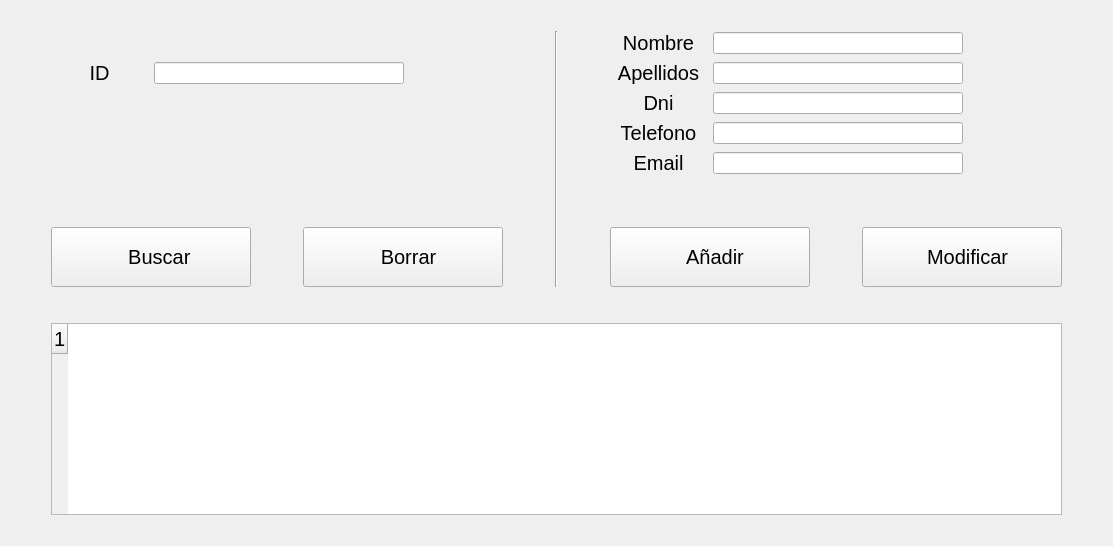
Above: WebSocket_cliente/clienteview.ui from med-ak/proyecto before the change. Below: the same form after it.
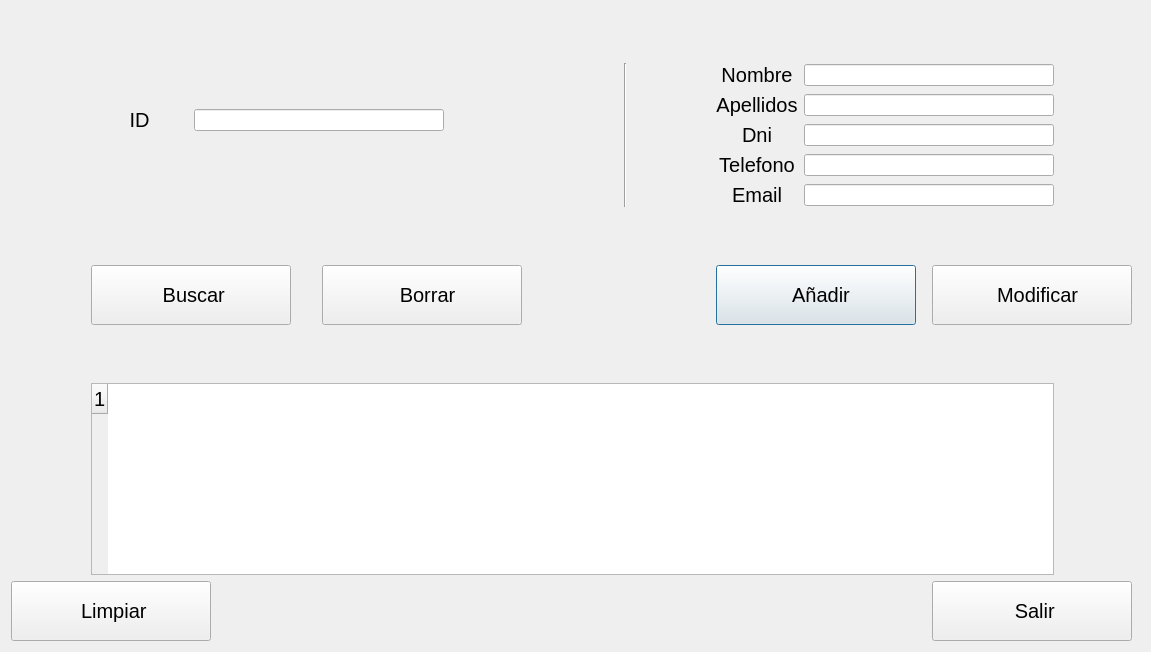
That is the form after the change. Icons and pictures are not drawn.

What changed in the file:
```diff
--- a/WebSocket_cliente/clienteview.ui
+++ b/WebSocket_cliente/clienteview.ui
@@ -1,30 +1,15 @@
 <?xml version="1.0" encoding="UTF-8"?>
 <ui version="4.0">
  <class>ClienteView</class>
- <widget class="QWidget" name="ClienteView">
-  <property name="enabled">
-   <bool>true</bool>
-  </property>
+ <widget class="QDialog" name="ClienteView">
   <property name="geometry">
    <rect>
     <x>0</x>
     <y>0</y>
-    <width>1115</width>
-    <height>594</height>
+    <width>1151</width>
+    <height>652</height>
    </rect>
   </property>
-  <property name="sizePolicy">
-   <sizepolicy hsizetype="Fixed" vsizetype="Fixed">
-    <horstretch>0</horstretch>
-    <verstretch>0</verstretch>
-   </sizepolicy>
-  </property>
-  <property name="maximumSize">
-   <size>
-    <width>1115</width>
-    <height>594</height>
-   </size>
-  </property>
   <property name="windowTitle">
    <string>Cliente</string>
   </property>
@@ -33,10 +18,54 @@
     <normaloff>img/clientes.png</normaloff>img/clientes.png</iconset>
   </property>
   <layout class="QGridLayout" name="gridLayout">
-   <property name="sizeConstraint">
-    <enum>QLayout::SetFixedSize</enum>
-   </property>
-   <item row="1" column="9" colspan="3">
+   <item row="5" column="8">
+    <widget class="QLabel" name="labelEmail">
+     <property name="font">
+      <font>
+       <pointsize>15</pointsize>
+      </font>
+     </property>
+     <property name="text">
+      <string>Email</string>
+     </property>
+     <property name="alignment">
+      <set>Qt::AlignCenter</set>
+     </property>
+    </widget>
+   </item>
+   <item row="4" column="9" colspan="2">
+    <widget class="QLineEdit" name="txt_telefono">
+     <property name="minimumSize">
+      <size>
+       <width>250</width>
+       <height>0</height>
+      </size>
+     </property>
+     <property name="maximumSize">
+      <size>
+       <width>250</width>
+       <height>16777215</height>
+      </size>
+     </property>
+    </widget>
+   </item>
+   <item row="5" column="9" colspan="2">
+    <widget class="QLineEdit" name="txt_email">
+     <property name="minimumSize">
+      <size>
+       <width>250</width>
+       <height>0</height>
+      </size>
+     </property>
+     <property name="maximumSize">
+      <size>
+       <width>250</width>
+       <height>16777215</height>
+      </size>
+     </property>
+    </widget>
+   </item>
+   <item row="1" column="9" colspan="2">
     <widget class="QLineEdit" name="txt_nombre">
      <property name="minimumSize">
       <size>
@@ -52,6 +81,35 @@
      </property>
     </widget>
    </item>
+   <item row="3" column="9" colspan="2">
+    <widget class="QLineEdit" name="txt_dni">
+     <property name="minimumSize">
+      <size>
+       <width>250</width>
+       <height>0</height>
+      </size>
+     </property>
+     <property name="maximumSize">
+      <size>
+       <width>250</width>
+       <height>16777215</height>
+      </size>
+     </property>
+    </widget>
+   </item>
+   <item row="3" column="7">
+    <spacer name="horizontalSpacer_2">
+     <property name="orientation">
+      <enum>Qt::Horizontal</enum>
+     </property>
+     <property name="sizeHint" stdset="0">
+      <size>
+       <width>73</width>
+       <height>20</height>
+      </size>
+     </property>
+    </spacer>
+   </item>
    <item row="2" column="8">
     <widget class="QLabel" name="labelApellidos">
      <property name="font">
@@ -67,169 +125,20 @@
      </property>
     </widget>
    </item>
-   <item row="7" column="3">
-    <spacer name="horizontalSpacer_7">
+   <item row="9" column="0">
+    <spacer name="horizontalSpacer_5">
      <property name="orientation">
       <enum>Qt::Horizontal</enum>
      </property>
      <property name="sizeHint" stdset="0">
       <size>
-       <width>40</width>
+       <width>73</width>
        <height>20</height>
       </size>
      </property>
     </spacer>
    </item>
-   <item row="3" column="9" colspan="3">
-    <widget class="QLineEdit" name="txt_dni">
-     <property name="minimumSize">
-      <size>
-       <width>250</width>
-       <height>0</height>
-      </size>
-     </property>
-     <property name="maximumSize">
-      <size>
-       <width>250</width>
-       <height>16777215</height>
-      </size>
-     </property>
-    </widget>
-   </item>
-   <item row="7" column="1" colspan="2">
-    <widget class="QPushButton" name="ButtonBuscar">
-     <property name="minimumSize">
-      <size>
-       <width>200</width>
-       <height>60</height>
-      </size>
-     </property>
-     <property name="maximumSize">
-      <size>
-       <width>200</width>
-       <height>60</height>
-      </size>
-     </property>
-     <property name="font">
-      <font>
-       <pointsize>15</pointsize>
-      </font>
-     </property>
-     <property name="text">
-      <string>   Buscar</string>
-     </property>
-     <property name="icon">
-      <iconset resource="img/iconos.qrc">
-       <normaloff>:/buscar.png</normaloff>:/buscar.png</iconset>
-     </property>
-     <property name="iconSize">
-      <size>
-       <width>30</width>
-       <height>30</height>
-      </size>
-     </property>
-    </widget>
-   </item>
-   <item row="11" column="7">
-    <spacer name="verticalSpacer_4">
-     <property name="orientation">
-      <enum>Qt::Vertical</enum>
-     </property>
-     <property name="sizeHint" stdset="0">
-      <size>
-       <width>20</width>
-       <height>20</height>
-      </size>
-     </property>
-    </spacer>
-   </item>
-   <item row="3" column="8">
-    <widget class="QLabel" name="labelDni">
-     <property name="font">
-      <font>
-       <pointsize>15</pointsize>
-      </font>
-     </property>
-     <property name="text">
-      <string>Dni</string>
-     </property>
-     <property name="alignment">
-      <set>Qt::AlignCenter</set>
-     </property>
-    </widget>
-   </item>
-   <item row="6" column="9">
-    <spacer name="verticalSpacer_3">
-     <property name="orientation">
-      <enum>Qt::Vertical</enum>
-     </property>
-     <property name="sizeHint" stdset="0">
-      <size>
-       <width>20</width>
-       <height>40</height>
-      </size>
-     </property>
-    </spacer>
-   </item>
-   <item row="1" column="5">
-    <spacer name="horizontalSpacer_3">
-     <property name="orientation">
-      <enum>Qt::Horizontal</enum>
-     </property>
-     <property name="sizeHint" stdset="0">
-      <size>
-       <width>40</width>
-       <height>20</height>
-      </size>
-     </property>
-    </spacer>
-   </item>
-   <item row="4" column="9" colspan="3">
-    <widget class="QLineEdit" name="txt_telefono">
-     <property name="minimumSize">
-      <size>
-       <width>250</width>
-       <height>0</height>
-      </size>
-     </property>
-     <property name="maximumSize">
-      <size>
-       <width>250</width>
-       <height>16777215</height>
-      </size>
-     </property>
-    </widget>
-   </item>
-   <item row="0" column="8">
-    <spacer name="verticalSpacer_2">
-     <property name="orientation">
-      <enum>Qt::Vertical</enum>
-     </property>
-     <property name="sizeHint" stdset="0">
-      <size>
-       <width>20</width>
-       <height>20</height>
-      </size>
-     </property>
-    </spacer>
-   </item>
-   <item row="2" column="9" colspan="3">
-    <widget class="QLineEdit" name="txt_apellidos">
-     <property name="minimumSize">
-      <size>
-       <width>250</width>
-       <height>0</height>
-      </size>
-     </property>
-     <property name="maximumSize">
-      <size>
-       <width>250</width>
-       <height>16777215</height>
-      </size>
-     </property>
-    </widget>
-   </item>
-   <item row="10" column="1" colspan="11">
+   <item row="9" column="1" colspan="10">
     <widget class="QTableWidget" name="tablaCliente">
      <property name="font">
       <font>
@@ -266,141 +175,71 @@
      <row/>
     </widget>
    </item>
-   <item row="1" column="7">
-    <spacer name="horizontalSpacer_4">
-     <property name="orientation">
-      <enum>Qt::Horizontal</enum>
-     </property>
-     <property name="sizeHint" stdset="0">
-      <size>
-       <width>40</width>
-       <height>20</height>
-      </size>
-     </property>
-    </spacer>
-   </item>
-   <item row="1" column="6" rowspan="7">
-    <widget class="Line" name="line">
-     <property name="orientation">
-      <enum>Qt::Vertical</enum>
-     </property>
-    </widget>
-   </item>
-   <item row="7" column="7">
-    <spacer name="horizontalSpacer_6">
-     <property name="orientation">
-      <enum>Qt::Horizontal</enum>
-     </property>
-     <property name="sizeHint" stdset="0">
-      <size>
-       <width>40</width>
-       <height>20</height>
-      </size>
-     </property>
-    </spacer>
-   </item>
-   <item row="1" column="8">
-    <widget class="QLabel" name="labelNombre">
+   <item row="4" column="1">
+    <widget class="QLabel" name="labelinfo">
      <property name="font">
       <font>
-       <pointsize>15</pointsize>
+       <pointsize>14</pointsize>
+       <weight>50</weight>
+       <bold>false</bold>
       </font>
      </property>
      <property name="text">
-      <string>Nombre</string>
+      <string/>
      </property>
      <property name="alignment">
       <set>Qt::AlignCenter</set>
      </property>
     </widget>
    </item>
-   <item row="4" column="8">
-    <widget class="QLabel" name="labelTelefono">
-     <property name="font">
-      <font>
-       <pointsize>15</pointsize>
-      </font>
-     </property>
-     <property name="text">
-      <string>Telefono</string>
-     </property>
-     <property name="alignment">
-      <set>Qt::AlignCenter</set>
-     </property>
-    </widget>
-   </item>
-   <item row="7" column="5">
-    <spacer name="horizontalSpacer_5">
-     <property name="orientation">
-      <enum>Qt::Horizontal</enum>
-     </property>
-     <property name="sizeHint" stdset="0">
-      <size>
-       <width>40</width>
-       <height>20</height>
-      </size>
-     </property>
-    </spacer>
-   </item>
-   <item row="2" column="2" colspan="3">
-    <widget class="QLineEdit" name="txt_id">
-     <property name="minimumSize">
-      <size>
-       <width>250</width>
-       <height>0</height>
-      </size>
-     </property>
-     <property name="maximumSize">
-      <size>
-       <width>250</width>
-       <height>16777215</height>
-      </size>
-     </property>
-    </widget>
-   </item>
-   <item row="7" column="0">
-    <spacer name="horizontalSpacer_2">
-     <property name="orientation">
-      <enum>Qt::Horizontal</enum>
-     </property>
-     <property name="sizeHint" stdset="0">
-      <size>
-       <width>40</width>
-       <height>20</height>
-      </size>
-     </property>
-    </spacer>
-   </item>
-   <item row="7" column="12">
-    <spacer name="horizontalSpacer">
-     <property name="orientation">
-      <enum>Qt::Horizontal</enum>
-     </property>
-     <property name="sizeHint" stdset="0">
-      <size>
-       <width>40</width>
-       <height>20</height>
-      </size>
-     </property>
-    </spacer>
-   </item>
-   <item row="8" column="4">
+   <item row="8" column="3">
     <spacer name="verticalSpacer">
      <property name="orientation">
       <enum>Qt::Vertical</enum>
      </property>
-     <property name="sizeType">
-      <enum>QSizePolicy::Minimum</enum>
-     </property>
      <property name="sizeHint" stdset="0">
       <size>
        <width>20</width>
-       <height>30</height>
+       <height>40</height>
       </size>
      </property>
     </spacer>
    </item>
-   <item row="7" column="11">
+   <item row="7" column="8" colspan="2">
+    <widget class="QPushButton" name="ButtonAnyadir">
+     <property name="minimumSize">
+      <size>
+       <width>200</width>
+       <height>60</height>
+      </size>
+     </property>
+     <property name="maximumSize">
+      <size>
+       <width>200</width>
+       <height>60</height>
+      </size>
+     </property>
+     <property name="font">
+      <font>
+       <pointsize>15</pointsize>
+      </font>
+     </property>
+     <property name="text">
+      <string>  Añadir</string>
+     </property>
+     <property name="icon">
+      <iconset resource="img/iconos.qrc">
+       <normaloff>:/ayadir.png</normaloff>:/ayadir.png</iconset>
+     </property>
+     <property name="iconSize">
+      <size>
+       <width>30</width>
+       <height>30</height>
+      </size>
+     </property>
+    </widget>
+   </item>
+   <item row="7" column="10" colspan="2">
     <widget class="QPushButton" name="ButtonModificar">
      <property name="minimumSize">
       <size>
@@ -434,20 +273,41 @@
      </property>
     </widget>
    </item>
-   <item row="10" column="0">
-    <spacer name="horizontalSpacer_10">
-     <property name="orientation">
-      <enum>Qt::Horizontal</enum>
+   <item row="7" column="1" colspan="2">
+    <widget class="QPushButton" name="ButtonBuscar">
+     <property name="minimumSize">
+      <size>
+       <width>200</width>
+       <height>60</height>
+      </size>
      </property>
-     <property name="sizeHint" stdset="0">
+     <property name="maximumSize">
       <size>
-       <width>40</width>
-       <height>20</height>
+       <width>200</width>
+       <height>60</height>
       </size>
      </property>
-    </spacer>
+     <property name="font">
+      <font>
+       <pointsize>15</pointsize>
+      </font>
+     </property>
+     <property name="text">
+      <string> Buscar</string>
+     </property>
+     <property name="icon">
+      <iconset resource="img/iconos.qrc">
+       <normaloff>:/buscar.png</normaloff>:/buscar.png</iconset>
+     </property>
+     <property name="iconSize">
+      <size>
+       <width>30</width>
+       <height>30</height>
+      </size>
+     </property>
+    </widget>
    </item>
-   <item row="7" column="4">
+   <item row="7" column="3" colspan="3">
     <widget class="QPushButton" name="ButtonBorrar">
      <property name="minimumSize">
       <size>
@@ -481,8 +341,8 @@
      </property>
     </widget>
    </item>
-   <item row="5" column="9" colspan="3">
-    <widget class="QLineEdit" name="txt_email">
+   <item row="2" column="9" colspan="2">
+    <widget class="QLineEdit" name="txt_apellidos">
      <property name="minimumSize">
       <size>
        <width>250</width>
@@ -497,20 +357,7 @@
      </property>
     </widget>
    </item>
-   <item row="10" column="12">
-    <spacer name="horizontalSpacer_9">
-     <property name="orientation">
-      <enum>Qt::Horizontal</enum>
-     </property>
-     <property name="sizeHint" stdset="0">
-      <size>
-       <width>40</width>
-       <height>20</height>
-      </size>
-     </property>
-    </spacer>
-   </item>
-   <item row="2" column="1">
+   <item row="2" column="1" rowspan="2">
     <widget class="QLabel" name="QLabelid">
      <property name="font">
       <font>
@@ -525,8 +372,200 @@
      </property>
     </widget>
    </item>
-   <item row="7" column="10">
-    <spacer name="horizontalSpacer_8">
+   <item row="1" column="5" rowspan="5" colspan="2">
+    <widget class="Line" name="line">
+     <property name="orientation">
+      <enum>Qt::Vertical</enum>
+     </property>
+    </widget>
+   </item>
+   <item row="10" column="0" colspan="3">
+    <widget class="QPushButton" name="pushButtonLimpar">
+     <property name="minimumSize">
+      <size>
+       <width>200</width>
+       <height>60</height>
+      </size>
+     </property>
+     <property name="maximumSize">
+      <size>
+       <width>200</width>
+       <height>60</height>
+      </size>
+     </property>
+     <property name="font">
+      <font>
+       <pointsize>15</pointsize>
+       <weight>50</weight>
+       <bold>false</bold>
+      </font>
+     </property>
+     <property name="text">
+      <string> Limpiar</string>
+     </property>
+     <property name="icon">
+      <iconset resource="img/iconos.qrc">
+       <normaloff>:/limpiar.png</normaloff>:/limpiar.png</iconset>
+     </property>
+     <property name="iconSize">
+      <size>
+       <width>30</width>
+       <height>30</height>
+      </size>
+     </property>
+    </widget>
+   </item>
+   <item row="3" column="11" colspan="2">
+    <spacer name="horizontalSpacer_3">
+     <property name="orientation">
+      <enum>Qt::Horizontal</enum>
+     </property>
+     <property name="sizeHint" stdset="0">
+      <size>
+       <width>79</width>
+       <height>20</height>
+      </size>
+     </property>
+    </spacer>
+   </item>
+   <item row="3" column="4">
+    <spacer name="horizontalSpacer">
+     <property name="orientation">
+      <enum>Qt::Horizontal</enum>
+     </property>
+     <property name="sizeHint" stdset="0">
+      <size>
+       <width>165</width>
+       <height>20</height>
+      </size>
+     </property>
+    </spacer>
+   </item>
+   <item row="4" column="8">
+    <widget class="QLabel" name="labelTelefono">
+     <property name="font">
+      <font>
+       <pointsize>15</pointsize>
+      </font>
+     </property>
+     <property name="text">
+      <string>Telefono</string>
+     </property>
+     <property name="alignment">
+      <set>Qt::AlignCenter</set>
+     </property>
+    </widget>
+   </item>
+   <item row="1" column="8">
+    <widget class="QLabel" name="labelNombre">
+     <property name="font">
+      <font>
+       <pointsize>15</pointsize>
+      </font>
+     </property>
+     <property name="text">
+      <string>Nombre</string>
+     </property>
+     <property name="alignment">
+      <set>Qt::AlignCenter</set>
+     </property>
+    </widget>
+   </item>
+   <item row="10" column="10" colspan="3">
+    <widget class="QPushButton" name="pushButtonSalir">
+     <property name="minimumSize">
+      <size>
+       <width>200</width>
+       <height>60</height>
+      </size>
+     </property>
+     <property name="maximumSize">
+      <size>
+       <width>200</width>
+       <height>60</height>
+      </size>
+     </property>
+     <property name="font">
+      <font>
+       <pointsize>15</pointsize>
+       <weight>50</weight>
+       <bold>false</bold>
+      </font>
+     </property>
+     <property name="text">
+      <string> Salir</string>
+     </property>
+     <property name="icon">
+      <iconset resource="img/iconos.qrc">
+       <normaloff>:/salir.png</normaloff>:/salir.png</iconset>
+     </property>
+     <property name="iconSize">
+      <size>
+       <width>30</width>
+       <height>30</height>
+      </size>
+     </property>
+    </widget>
+   </item>
+   <item row="6" column="8">
+    <spacer name="verticalSpacer_2">
+     <property name="orientation">
+      <enum>Qt::Vertical</enum>
+     </property>
+     <property name="sizeHint" stdset="0">
+      <size>
+       <width>20</width>
+       <height>40</height>
+      </size>
+     </property>
+    </spacer>
+   </item>
+   <item row="2" column="2" rowspan="2" colspan="2">
+    <widget class="QLineEdit" name="txt_id">
+     <property name="minimumSize">
+      <size>
+       <width>250</width>
+       <height>0</height>
+      </size>
+     </property>
+     <property name="maximumSize">
+      <size>
+       <width>250</width>
+       <height>16777215</height>
+      </size>
+     </property>
+    </widget>
+   </item>
+   <item row="10" column="4">
+    <spacer name="verticalSpacer_4">
+     <property name="orientation">
+      <enum>Qt::Vertical</enum>
+     </property>
+     <property name="sizeHint" stdset="0">
+      <size>
+       <width>20</width>
+       <height>40</height>
+      </size>
+     </property>
+    </spacer>
+   </item>
+   <item row="3" column="8">
+    <widget class="QLabel" name="labelDni">
+     <property name="font">
+      <font>
+       <pointsize>15</pointsize>
+      </font>
+     </property>
+     <property name="text">
+      <string>Dni</string>
+     </property>
+     <property name="alignment">
+      <set>Qt::AlignCenter</set>
+     </property>
+    </widget>
+   </item>
+   <item row="9" column="11">
+    <spacer name="horizontalSpacer_4">
      <property name="orientation">
       <enum>Qt::Horizontal</enum>
      </property>
@@ -538,71 +577,18 @@
      </property>
     </spacer>
    </item>
-   <item row="7" column="8" colspan="2">
-    <widget class="QPushButton" name="ButtonAnyadir">
-     <property name="minimumSize">
-      <size>
-       <width>200</width>
-       <height>60</height>
-      </size>
+   <item row="0" column="9">
+    <spacer name="verticalSpacer_5">
+     <property name="orientation">
+      <enum>Qt::Vertical</enum>
      </property>
-     <property name="maximumSize">
+     <property name="sizeHint" stdset="0">
       <size>
-       <width>200</width>
-       <height>60</height>
+       <width>20</width>
+       <height>40</height>
       </size>
      </property>
-     <property name="font">
-      <font>
-       <pointsize>15</pointsize>
-      </font>
-     </property>
-     <property name="text">
-      <string>  Añadir</string>
-     </property>
-     <property name="icon">
-      <iconset resource="img/iconos.qrc">
-       <normaloff>:/ayadir.png</normaloff>:/ayadir.png</iconset>
-     </property>
-     <property name="iconSize">
-      <size>
-       <width>30</width>
-       <height>30</height>
-      </size>
-     </property>
-    </widget>
-   </item>
-   <item row="5" column="8">
-    <widget class="QLabel" name="labelEmail">
-     <property name="font">
-      <font>
-       <pointsize>15</pointsize>
-      </font>
-     </property>
-     <property name="text">
-      <string>Email</string>
-     </property>
-     <property name="alignment">
-      <set>Qt::AlignCenter</set>
-     </property>
-    </widget>
-   </item>
-   <item row="4" column="1" colspan="4">
-    <widget class="QLabel" name="labelinfo">
-     <property name="font">
-      <font>
-       <pointsize>14</pointsize>
-       <weight>50</weight>
-       <bold>false</bold>
-      </font>
-     </property>
-     <property name="text">
-      <string/>
-     </property>
-     <property name="alignment">
-      <set>Qt::AlignCenter</set>
-     </property>
-    </widget>
+    </spacer>
    </item>
   </layout>
  </widget>
```
Left out of the diff: 9 changed lines with no effect on the pictures.
